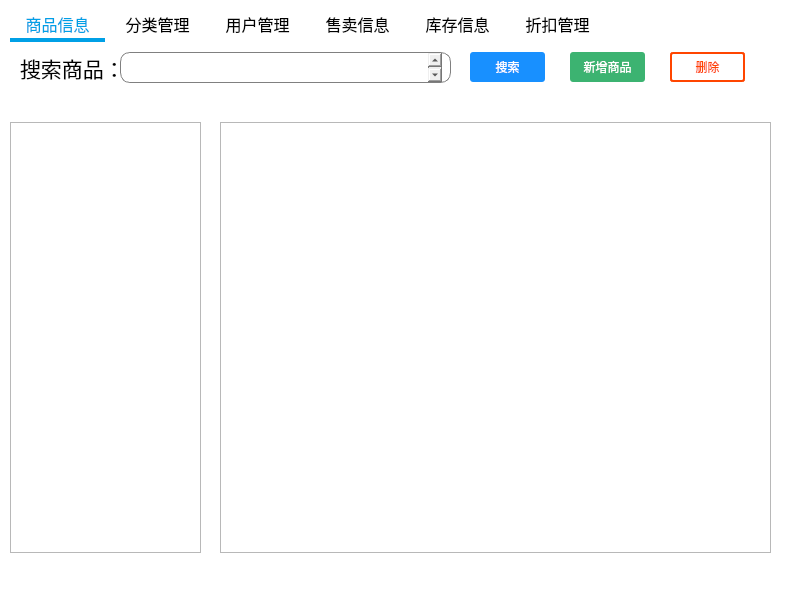
First picture: the form in MainWindow.ui, repository xmudbexp2021/SalesManager, before the edit.
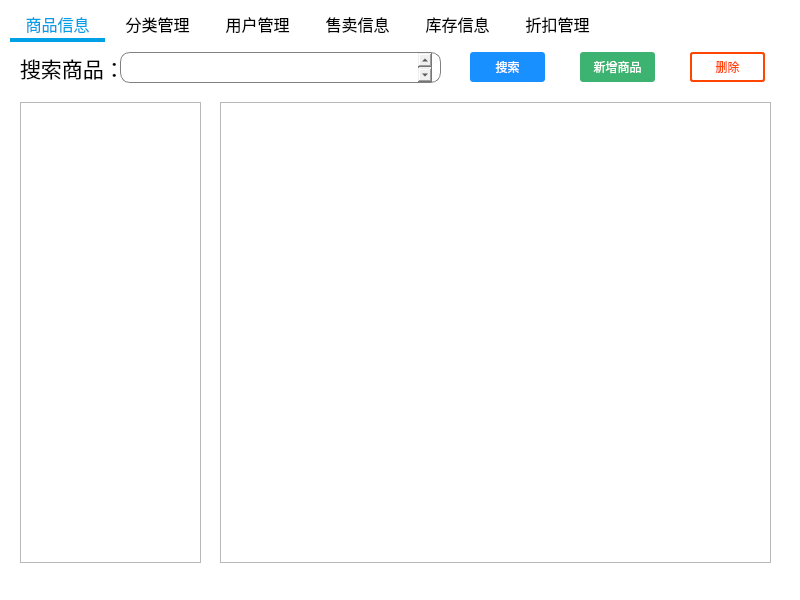
Second picture: the form after the edit.

```diff
--- a/MainWindow.ui
+++ b/MainWindow.ui
@@ -31,7 +31,7 @@
     <property name="font">
      <font>
       <family>微软雅黑</family>
-      <pointsize>14</pointsize>
+      <pointsize>16</pointsize>
      </font>
     </property>
     <property name="styleSheet">
@@ -111,7 +111,7 @@
        <rect>
         <x>110</x>
         <y>10</y>
-        <width>331</width>
+        <width>321</width>
         <height>31</height>
        </rect>
       </property>
@@ -157,7 +157,7 @@
      <widget class="QPushButton" name="addButton">
       <property name="geometry">
        <rect>
-        <x>560</x>
+        <x>570</x>
         <y>10</y>
         <width>75</width>
         <height>30</height>
@@ -182,7 +182,7 @@
      <widget class="QPushButton" name="deleteButton">
       <property name="geometry">
        <rect>
-        <x>660</x>
+        <x>680</x>
         <y>10</y>
         <width>75</width>
         <height>30</height>
@@ -205,26 +205,41 @@
        <string>删除</string>
       </property>
      </widget>
-     <widget class="QListWidget" name="typeList">
-      <property name="geometry">
-       <rect>
-        <x>0</x>
-        <y>80</y>
-        <width>191</width>
-        <height>431</height>
-       </rect>
-      </property>
-     </widget>
-     <widget class="QTableView" name="tableView">
+     <widget class="QTableView" name="resultTable">
       <property name="geometry">
        <rect>
         <x>210</x>
-        <y>80</y>
+        <y>60</y>
         <width>551</width>
-        <height>431</height>
+        <height>461</height>
        </rect>
       </property>
      </widget>
+     <widget class="QTableView" name="typeTable">
+      <property name="geometry">
+       <rect>
+        <x>10</x>
+        <y>60</y>
+        <width>181</width>
+        <height>461</height>
+       </rect>
+      </property>
+      <property name="font">
+       <font>
+        <family>微软雅黑</family>
+        <pointsize>16</pointsize>
+       </font>
+      </property>
+      <property name="autoScrollMargin">
+       <number>25</number>
+      </property>
+      <property name="gridStyle">
+       <enum>Qt::SolidLine</enum>
+      </property>
+      <attribute name="horizontalHeaderDefaultSectionSize">
+       <number>180</number>
+      </attribute>
+     </widget>
     </widget>
     <widget class="QWidget" name="categories">
      <attribute name="title">
```
